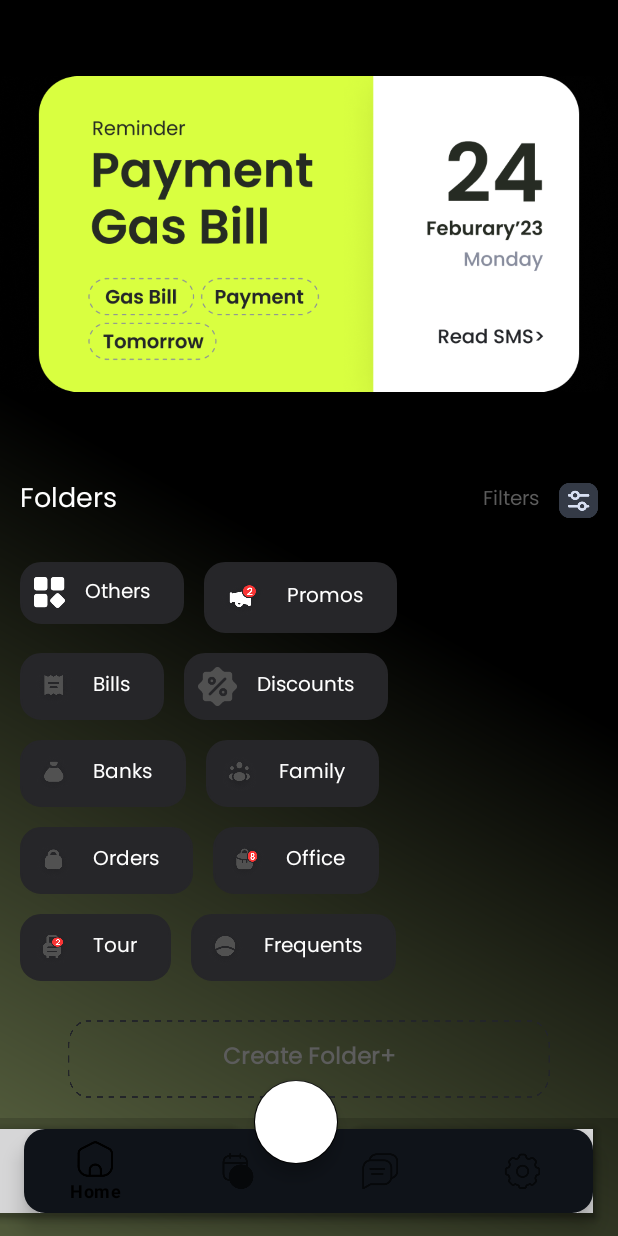
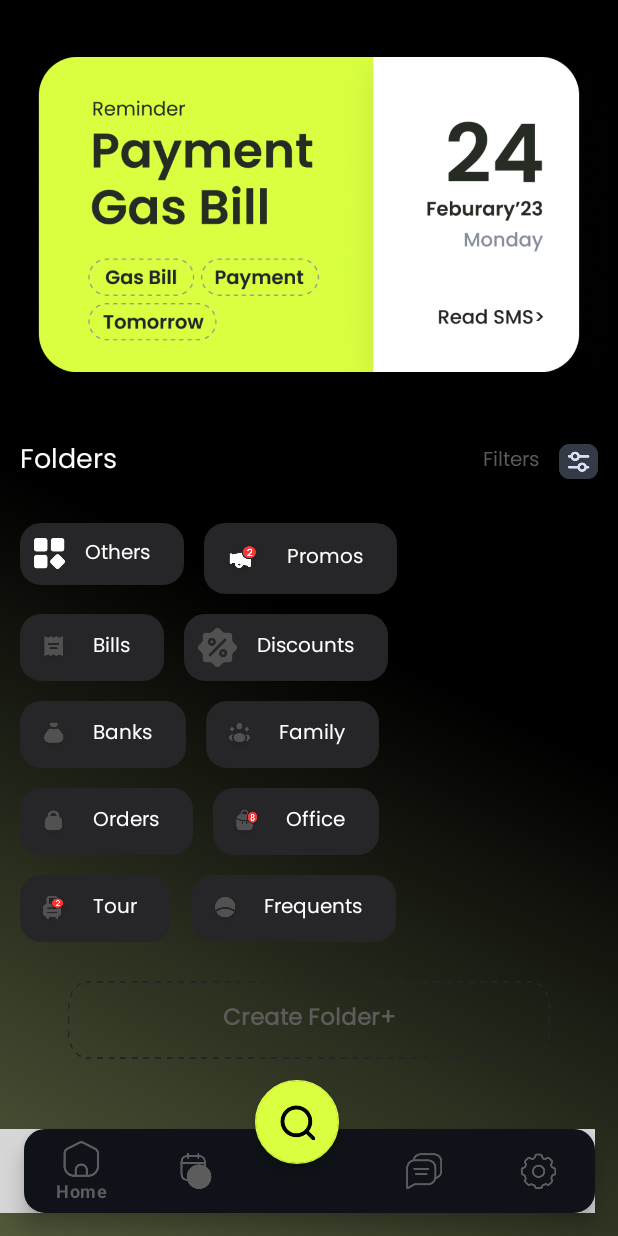
Before and after one commit to zainshah412-eng/Ersaal, an Android app: the MainActivity screen opened directly, with no data from a screen before it, on a phone screen of 412 x 824 dp. Run offline under Robolectric (Android 15) with nearby library versions, the phone set to English and light mode, and no system bars; our stand-ins replace Dagger/Hilt's generated code, navigation-ui, sdp/ssp sizes; plain views replace DotsIndicator.

Commit message:
bottom navigation with its dark background

```diff
--- a/app/src/main/java/com/example/ersaal/core/ui/MainActivity.kt
+++ b/app/src/main/java/com/example/ersaal/core/ui/MainActivity.kt
@@ -26,6 +26,7 @@ class MainActivity : AppCompatActivity(), View.OnClickListener {
 
         binding = ActivityMainBinding.inflate(layoutInflater)
         setContentView(binding.root)
+        binding.bottomNavigationView.menu.getItem(2).isEnabled = false
         initView()
 
     }
--- a/app/src/main/res/layout/activity_main.xml
+++ b/app/src/main/res/layout/activity_main.xml
@@ -10,32 +10,10 @@
         android:id="@+id/nav_host_fragment"
         android:name="androidx.navigation.fragment.NavHostFragment"
         android:layout_width="match_parent"
-        android:layout_height="wrap_content"
+        android:layout_height="match_parent"
         app:defaultNavHost="true"
-        app:layout_constraintBottom_toTopOf="@+id/bottomAppBar"
-        app:layout_constraintLeft_toLeftOf="parent"
-        app:layout_constraintRight_toRightOf="parent"
-        app:layout_constraintTop_toTopOf="parent"
+        android:elevation="0dp"
         app:navGraph="@navigation/mobile_navigation" />
-
-<!--    <com.google.android.material.bottomnavigation.BottomNavigationView-->
-<!--        android:id="@+id/botton_nav"-->
-<!--        android:layout_width="match_parent"-->
-<!--        android:layout_height="wrap_content"-->
-<!--        app:layout_constraintBottom_toBottomOf="parent"-->
-<!--        app:layout_constraintLeft_toLeftOf="parent"-->
-<!--        app:layout_constraintRight_toRightOf="parent"-->
-<!--        android:layout_margin="@dimen/_10sdp"-->
-<!--        android:layout_marginStart="0dp"-->
-<!--        android:layout_marginEnd="0dp"-->
-<!--        app:labelVisibilityMode="labeled"-->
-<!--        android:background="@drawable/shape_rectangle_dark_grey"-->
-<!--        app:itemIconTint="@drawable/bottom_nav_color"-->
-<!--        app:itemTextColor="@drawable/bottom_nav_color"-->
-<!--        app:menu="@menu/bottom_nav_menu" />-->
-
-
-
 
     <com.google.android.material.bottomappbar.BottomAppBar
         android:id="@+id/bottomAppBar"
@@ -43,9 +21,10 @@
         android:layout_height="wrap_content"
         android:layout_gravity="bottom"
         app:fabCradleMargin="10dp"
+        app:elevation="0dp"
         android:layout_marginBottom="@dimen/_12sdp"
         android:backgroundTint="@color/transparent"
-        android:layout_marginEnd="@dimen/_13sdp"
+        android:layout_marginEnd="@dimen/_12sdp"
         app:fabCradleRoundedCornerRadius="10dp"
         app:fabCradleVerticalOffset="5dp">
 
@@ -53,6 +32,8 @@
             android:id="@+id/bottomNavigationView"
             android:layout_width="match_parent"
             android:layout_height="match_parent"
+            app:itemTextColor="@color/grey"
+            app:itemIconTint="@color/grey"
             android:background="@drawable/shape_rectangle_dark_grey"
             app:menu="@menu/bottom_nav_menu" />
 
@@ -62,9 +43,11 @@
         android:id="@+id/fab"
         android:layout_width="wrap_content"
         android:layout_height="wrap_content"
-        android:layout_marginTop="@dimen/_12sdp"
-        android:backgroundTint="@color/white"
-        android:contentDescription="@string/app_name"
-        app:layout_anchor="@+id/bottomAppBar"
-        app:layout_anchorGravity="center" />
+        android:src="@drawable/search"
+        app:backgroundTint="@color/yellow"
+        app:fabCradleMargin="20dp"
+        app:fabSize="normal"
+        app:fabCradleRoundedCornerRadius="90dp"
+        app:fabCradleVerticalOffset="10dp"
+        app:layout_anchor="@id/bottomAppBar" />
 </androidx.coordinatorlayout.widget.CoordinatorLayout>
--- a/app/src/main/res/layout/fragment_home.xml
+++ b/app/src/main/res/layout/fragment_home.xml
@@ -10,7 +10,7 @@
     <androidx.viewpager2.widget.ViewPager2
         android:id="@+id/view_pager"
         android:layout_width="match_parent"
-        android:layout_height="@dimen/_200sdp"
+        android:layout_height="@dimen/_180sdp"
         android:layout_marginTop="@dimen/_20sdp"
         android:layout_marginBottom="@dimen/_20sdp" />
 
--- a/app/src/main/res/menu/bottom_nav_menu.xml
+++ b/app/src/main/res/menu/bottom_nav_menu.xml
@@ -9,11 +9,14 @@
         android:id="@+id/navigation_scheduler"
         android:icon="@drawable/schedular"
         android:title="@string/scheduler" />
+    <item
+        android:id="@+id/placeHolder"
+        android:title="" />
 
-<!--    <item-->
-<!--        android:id="@+id/navigation_create"-->
-<!--        android:icon="@drawable/home_unselected"-->
-<!--        android:title="Create"/>-->
+    <!--    <item-->
+    <!--        android:id="@+id/navigation_create"-->
+    <!--        android:icon="@drawable/home_unselected"-->
+    <!--        android:title="Create"/>-->
 
     <item
         android:id="@+id/navigation_recents"
--- a/app/src/main/res/values-night/themes.xml
+++ b/app/src/main/res/values-night/themes.xml
@@ -1,6 +1,6 @@
 <resources xmlns:tools="http://schemas.android.com/tools">
     <!-- Base application theme. -->
-    <style name="Theme.Ersaal" parent="Theme.MaterialComponents.DayNight.NoActionBar">
+    <style name="Theme.Ersaal" parent="Theme.MaterialComponents.Light.NoActionBar">
         <!-- Primary brand color. -->
         <item name="colorPrimary">@color/black</item>
         <item name="colorPrimaryVariant">@color/black</item>
--- a/app/src/main/res/values/themes.xml
+++ b/app/src/main/res/values/themes.xml
@@ -1,6 +1,6 @@
 <resources xmlns:tools="http://schemas.android.com/tools">
     <!-- Base application theme. -->
-    <style name="Theme.Ersaal" parent="Theme.MaterialComponents.DayNight.NoActionBar">
+    <style name="Theme.Ersaal" parent="Theme.MaterialComponents.Light.NoActionBar">
         <!-- Primary brand color. -->
         <item name="colorPrimary">@color/colorPrimary</item>
         <item name="colorPrimaryVariant">@color/colorPrimary</item>
```
